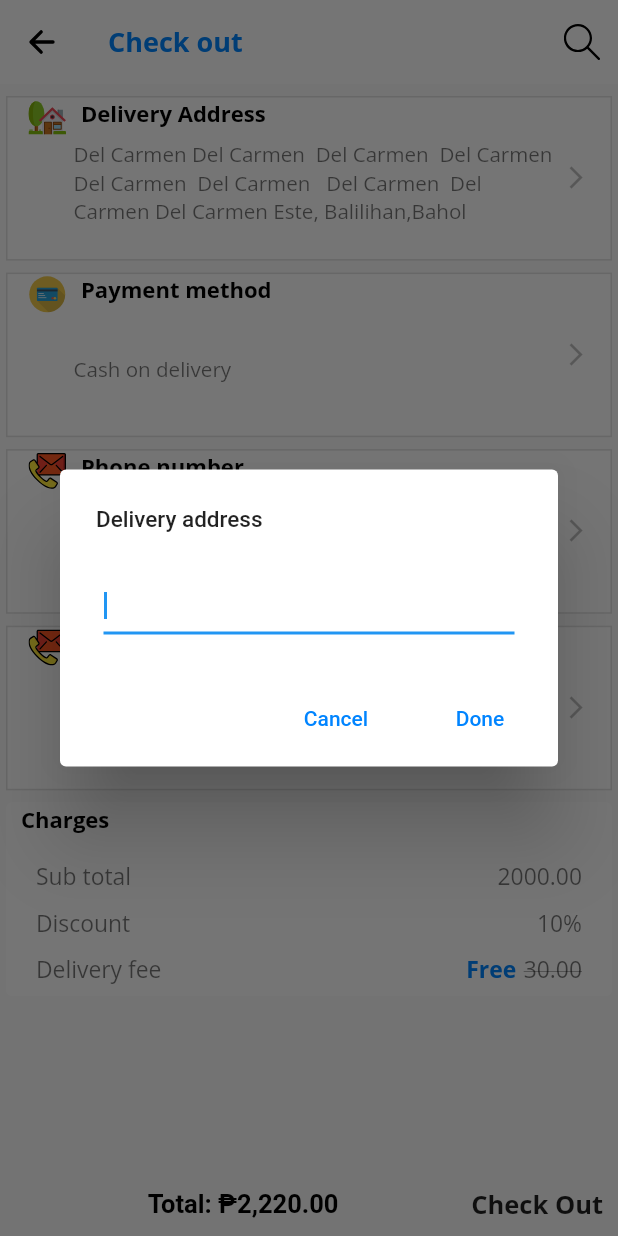
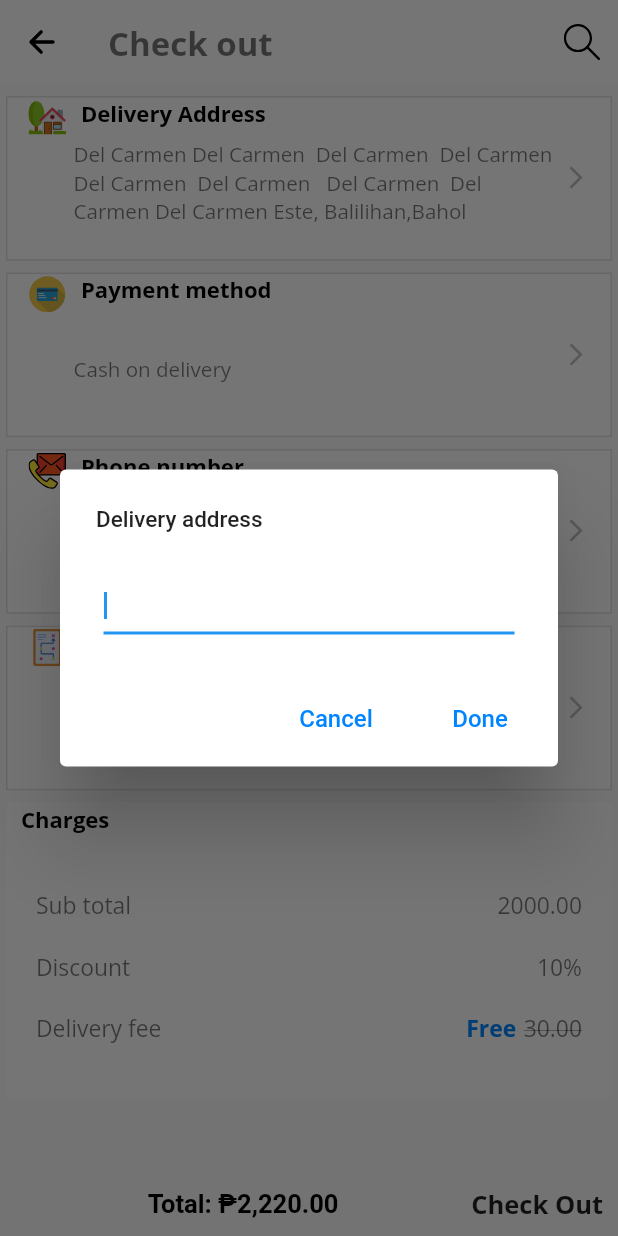
Before and after one commit to pjjy/project_bs, a Flutter app: the CheckOut screen opened directly, after a tap on "Delivery Address", on a phone screen of 412 x 824 dp. Run offline on Flutter 3.47's test engine with Material 2 defaults, Android fonts, the phone set to English and light mode, and no system bars; our stand-ins replace badges, cached_network_image, carousel_pro, cloud_firestore, device_info, firebase_auth and 7 more; missing offline and left inert: sleek_button; accounts and stored records are empty; network calls fail.

Commit message:
8-26-2020

```diff
--- a/lib/check_out.dart
+++ b/lib/check_out.dart
@@ -62,9 +62,9 @@ class _CheckOut extends State<CheckOut> {
             "Check out",
             style: GoogleFonts.openSans(
                 fontWeight: FontWeight.bold,
-                color: color,
+                color: Colors.black54,
                 fontStyle: FontStyle.normal,
-                fontSize: 18.0),
+                fontSize: 22.0),
           ),
         ),
         body: Column(
@@ -111,13 +111,13 @@ class _CheckOut extends State<CheckOut> {
                                 ),
                                 actions: <Widget>[
                                   FlatButton(
-                                    child: Text('Cancel',style: TextStyle(color:color,)),
+                                    child: Text('Cancel',style: TextStyle(fontSize: 16.0,color:color,)),
                                     onPressed: () async{
                                       Navigator.of(context).pop();
                                     },
                                   ),
                                   FlatButton(
-                                    child: Text('Done',style: TextStyle(color:color,)),
+                                    child: Text('Done',style: TextStyle(fontSize: 16.0,color:color,)),
                                     onPressed: () async{
                                       Navigator.of(context).pop();
                                     },
@@ -334,13 +334,13 @@ class _CheckOut extends State<CheckOut> {
                                 ),
                                 actions: <Widget>[
                                   FlatButton(
-                                    child: Text('Cancel',style: TextStyle(color:color,)),
+                                    child: Text('Cancel',style: TextStyle(fontSize: 16.0,color:color,)),
                                     onPressed: () async{
                                       Navigator.of(context).pop();
                                     },
                                   ),
                                   FlatButton(
-                                    child: Text('Done',style: TextStyle(color:color,)),
+                                    child: Text('Done',style: TextStyle(fontSize: 16.0,color:color,)),
                                     onPressed: () async{
                                       Navigator.of(context).pop();
                                     },
@@ -472,13 +472,13 @@ class _CheckOut extends State<CheckOut> {
                                 ),
                                 actions: <Widget>[
                                   FlatButton(
-                                    child: Text('Cancel',style: TextStyle(color:color,)),
+                                    child: Text('Cancel',style: TextStyle(fontSize: 16.0,color:color,)),
                                     onPressed: () async{
                                       Navigator.of(context).pop();
                                     },
                                   ),
                                   FlatButton(
-                                    child: Text('Done',style: TextStyle(color:color,)),
+                                    child: Text('Done',style: TextStyle(fontSize: 16.0,color:color,)),
                                     onPressed: () async{
                                       Navigator.of(context).pop();
                                     },
@@ -519,7 +519,7 @@ class _CheckOut extends State<CheckOut> {
                                             child:  Container(
                                               height: 25.0,
                                               width: 25.0,
-                                              child:SvgPicture.asset('assets/svg/contact.svg'),
+                                              child:SvgPicture.asset('assets/svg/strategy.svg'),
                                             ),
                                           ),
                                           Padding(
@@ -584,7 +584,7 @@ class _CheckOut extends State<CheckOut> {
                       ),
 
                       Container(
-                        height: MediaQuery.of(context).size.height / 6.0,
+                        height: MediaQuery.of(context).size.height / 4.0,
                         width: MediaQuery.of(context).size.width / 10.0,
                         child:Card(
                           elevation: 0.0,
@@ -625,7 +625,7 @@ class _CheckOut extends State<CheckOut> {
                                           Row(
                                             children: [
                                               Padding(
-                                                padding: EdgeInsets.fromLTRB(20.0, 0.0,  0.0, 0.0),
+                                                padding: EdgeInsets.fromLTRB(20.0, 0.0,  0.0, 10.0),
                                                 child:Text('Sub total',
                                                   style: GoogleFonts.openSans(
 
@@ -636,7 +636,7 @@ class _CheckOut extends State<CheckOut> {
                                               ),
                                               Spacer(), //
                                               Padding(
-                                                padding: EdgeInsets.fromLTRB(0.0, 0.0,  20.0, 0.0),
+                                                padding: EdgeInsets.fromLTRB(0.0, 0.0,  20.0, 10.0),
                                                 child:Text('2000.00', overflow: TextOverflow.fade,
                                                   style: GoogleFonts.openSans(
 
@@ -651,7 +651,7 @@ class _CheckOut extends State<CheckOut> {
                                           Row(
                                             children: [
                                               Padding(
-                                                padding: EdgeInsets.fromLTRB(20.0, 0.0,  0.0, 0.0),
+                                                padding: EdgeInsets.fromLTRB(20.0, 0.0,  0.0, 10.0),
                                                 child:Text('Discount',
                                                   style: GoogleFonts.openSans(
 
@@ -662,7 +662,7 @@ class _CheckOut extends State<CheckOut> {
                                               ),
                                               Spacer(), //
                                               Padding(
-                                                padding: EdgeInsets.fromLTRB(0.0, 0.0,  20.0, 0.0),
+                                                padding: EdgeInsets.fromLTRB(0.0, 0.0,  20.0, 10.0),
                                                 child:Text('10%', overflow: TextOverflow.fade,
                                                   style: GoogleFonts.openSans(
 
@@ -677,7 +677,7 @@ class _CheckOut extends State<CheckOut> {
                                           Row(
                                             children: [
                                               Padding(
-                                                padding: EdgeInsets.fromLTRB(20.0, 0.0,  0.0, 0.0),
+                                                padding: EdgeInsets.fromLTRB(20.0, 0.0,  0.0, 10.0),
                                                 child:Text('Delivery fee',
                                                   style: GoogleFonts.openSans(
 
@@ -688,7 +688,7 @@ class _CheckOut extends State<CheckOut> {
                                               ),
                                               Spacer(), //
                                               Padding(
-                                                padding: EdgeInsets.fromLTRB(0.0, 0.0, 5.0, 0.0),
+                                                padding: EdgeInsets.fromLTRB(0.0, 0.0, 5.0, 10.0),
                                                 child:Text('Free', overflow: TextOverflow.fade,
                                                   style: GoogleFonts.openSans(
                                                       fontWeight: FontWeight.bold,
@@ -698,7 +698,7 @@ class _CheckOut extends State<CheckOut> {
                                                 ),
                                               ),
                                               Padding(
-                                                padding: EdgeInsets.fromLTRB(0.0, 0.0,  20.0, 0.0),
+                                                padding: EdgeInsets.fromLTRB(0.0, 0.0,  20.0, 10.0),
                                                 child:Text('30.00', overflow: TextOverflow.fade,
                                                   style: GoogleFonts.openSans(
                                                       decoration: TextDecoration.lineThrough,
--- a/lib/home.dart
+++ b/lib/home.dart
@@ -11,6 +11,9 @@ import 'package:device_info/device_info.dart';
 import 'user_cart.dart';
 import 'package:titled_navigation_bar/titled_navigation_bar.dart';
 import 'global_vars.dart';
+import 'package:cached_network_image/cached_network_image.dart';
+import 'package:flutter_spinkit/flutter_spinkit.dart';
+import 'package:shimmer_animation/shimmer_animation.dart';
 
 class MyHomePage extends StatefulWidget {
 
@@ -112,11 +115,12 @@ class _MyHomePageState extends State<MyHomePage> {
           ),
         ],
         title: Text(
-          "Alturush",
-          style: GoogleFonts.fasterOne(
-              color: color,
+          "Home",
+          style: GoogleFonts.openSans(
+              fontWeight: FontWeight.bold,
+              color: Colors.black54,
               fontStyle: FontStyle.normal,
-              fontSize: 18.0),
+              fontSize: 22.0),
         ),
       ),
       drawer:Container(
@@ -357,7 +361,11 @@ class _MyHomePageState extends State<MyHomePage> {
                   future: Firestore.instance.collection("products").getDocuments(),
                   builder: (context, snapshot) {
                     return !snapshot.hasData ?
-                        Center(child: CircularProgressIndicator()):
+                        Center(child:  SpinKitRing(
+                          color: color,
+                          lineWidth: 5.0,
+                          size: 40,
+                        ),):
                         GridView.builder(
                           physics: NeverScrollableScrollPhysics(),
                           shrinkWrap: true,
@@ -386,11 +394,27 @@ class _MyHomePageState extends State<MyHomePage> {
                                             height: 20,
                                           ),
                                           Expanded(
-                                            child: Image.network(
-                                              data['images'][0]['imgSrc'],
+                                            child: CachedNetworkImage(
+                                              imageUrl: data['images'][0]['imgSrc'],
+                                              progressIndicatorBuilder: (context, url, downloadProgress) =>
+                                                  Shimmer(
+//                                                    duration: Duration(seconds: 3), //Default value
+                                                    color: Colors.white, //Default value
+                                                    enabled: true, //Default value
+                                                    direction: ShimmerDirection.fromLTRB(),  //Default Value
+                                                    child: Container(
+                                                      color: Colors.grey,
+                                                    ),
+                                                  ),
+                                              errorWidget: (context, url, error) => Icon(Icons.error),
                                               fit: BoxFit.scaleDown,
                                               alignment: Alignment.center,
                                             ),
+//                                            child: Image.network(
+//                                              data['images'][0]['imgSrc'],
+//                                              fit: BoxFit.scaleDown,
+//                                              alignment: Alignment.center,
+//                                            ),
                                           ),
                                           SizedBox(
                                             height: 15,
--- a/pubspec.yaml
+++ b/pubspec.yaml
@@ -48,7 +48,8 @@ dependencies:
   flutter_svg: ^0.18.0
   responsive_text_field: ^0.1.4
   #flutter_slidable: ^0.5.5
-
+  cached_network_image: ^2.3.0
+  shimmer_animation: ^0.1.1
 
 dev_dependencies:
   flutter_test:
```
Also changed, not shown: lib/item_details.dart (+22 -5 lines), lib/review_order.dart (+17 -19 lines), lib/user_cart.dart (+16 -16 lines), assets/svg/strategy.svg (added), pubspec.lock.
